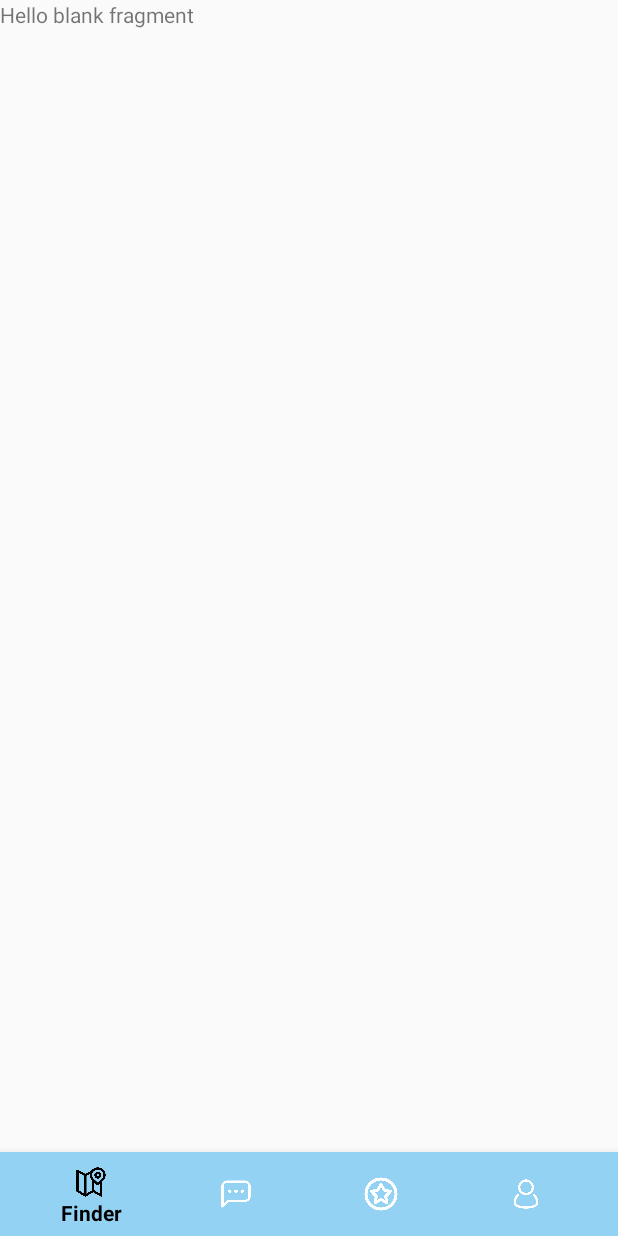
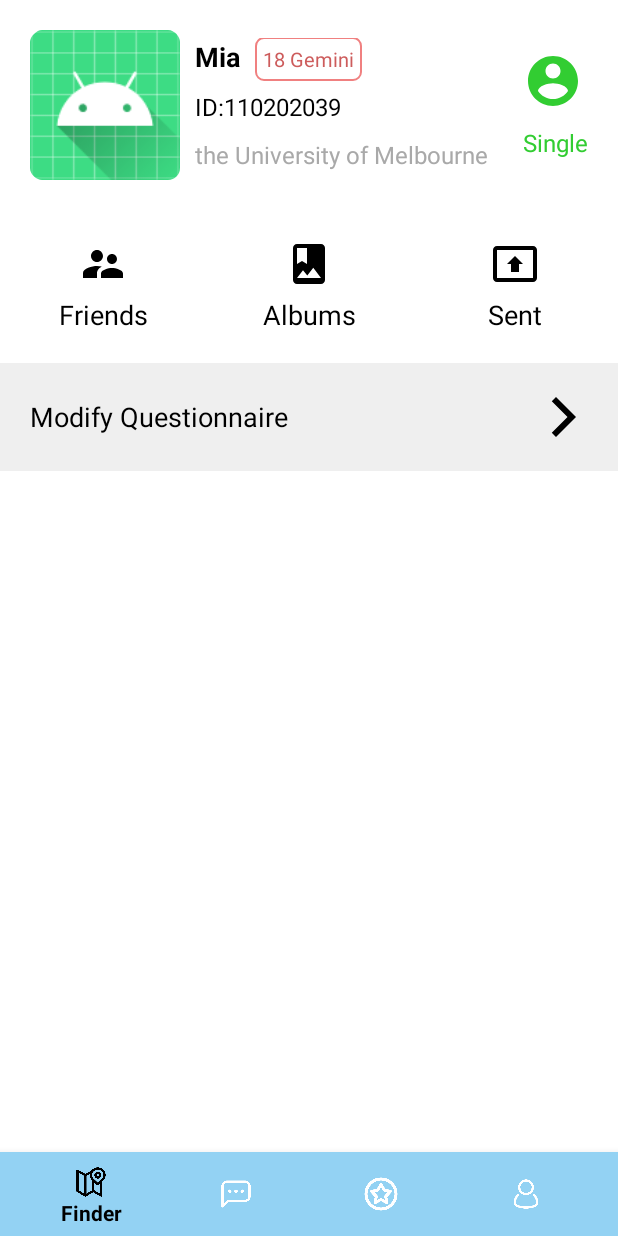
Before and after one commit to sennnna/COMP90018Unibuddy, an Android app: the fragment MeFragment placed in its activity, on a phone screen of 412 x 824 dp. Run offline under Robolectric (Android 15) with nearby library versions, the phone set to English and light mode, and no system bars.

Commit message:
Update fragment_me.xml

```diff
--- a/app/src/main/res/layout/fragment_me.xml
+++ b/app/src/main/res/layout/fragment_me.xml
@@ -1,14 +1,136 @@
 <?xml version="1.0" encoding="utf-8"?>
-<FrameLayout xmlns:android="http://schemas.android.com/apk/res/android"
-    xmlns:tools="http://schemas.android.com/tools"
+<LinearLayout xmlns:android="http://schemas.android.com/apk/res/android"
     android:layout_width="match_parent"
     android:layout_height="match_parent"
-    tools:context=".me.fragment.MeFragment">
+    android:background="@color/white"
+    android:orientation="vertical">
+    <LinearLayout
+        android:layout_width="match_parent"
+        android:layout_height="wrap_content"
+        android:layout_margin="20dp"
+        android:gravity="center_vertical"
+        android:orientation="horizontal">
+        <ImageView
+            android:src="@mipmap/ic_launcher"
+            android:layout_width="100dp"
+            android:layout_height="100dp"/>
+        <RelativeLayout
+            android:layout_width="0dp"
+            android:layout_weight="1"
+            android:layout_height="wrap_content"
+            android:layout_marginLeft="10dp"
+            android:layout_marginRight="10dp">
+            <TextView
+                android:id="@+id/tv_name"
+                android:text="Mia"
+                android:textColor="@color/black"
+                android:textStyle="bold"
+                android:textSize="18sp"
+                android:layout_width="wrap_content"
+                android:layout_height="wrap_content"/>
+            <TextView
+                android:id="@+id/tv_id"
+                android:layout_below="@id/tv_name"
+                android:text="ID:110202039"
+                android:textColor="@color/black"
+                android:layout_marginTop="10dp"
+                android:textSize="16sp"
+                android:layout_width="wrap_content"
+                android:layout_height="wrap_content"/>
+            <TextView
+                android:id="@+id/tv_desc"
+                android:layout_below="@id/tv_id"
+                android:text="the University of Melbourne"
+                android:textColor="#A9A9A9"
+                android:layout_marginTop="10dp"
+                android:textSize="16sp"
+                android:layout_width="wrap_content"
+                android:layout_height="wrap_content"/>
+            <TextView
+                android:id="@+id/tv_age"
+                android:layout_alignBaseline="@id/tv_name"
+                android:layout_toRightOf="@id/tv_name"
+                android:layout_marginLeft="10dp"
+                android:text="18 Gemini"
+                android:padding="5dp"
+                android:background="@drawable/bg_age_label"
+                android:textColor="#CD5C5C"
+                android:textSize="13sp"
+                android:layout_width="wrap_content"
+                android:layout_height="wrap_content"/>
+        </RelativeLayout>
+        <LinearLayout
+            android:layout_width="wrap_content"
+            android:layout_height="wrap_content"
+            android:orientation="vertical">
+            <ImageView
+                android:layout_width="40dp"
+                android:layout_height="40dp"
+                android:src="@drawable/ic_account"/>
+            <TextView
+                android:text="Single"
+                android:textColor="#32CD32"
+                android:layout_marginTop="10dp"
+                android:textSize="16sp"
+                android:layout_width="wrap_content"
+                android:layout_height="wrap_content"/>
+        </LinearLayout>
+    </LinearLayout>
 
-    <!-- TODO: Update blank fragment layout -->
-    <TextView
+    <LinearLayout
         android:layout_width="match_parent"
-        android:layout_height="match_parent"
-        android:text="@string/hello_blank_fragment" />
-
-</FrameLayout>
+        android:layout_height="wrap_content"
+        android:layout_marginTop="20dp"
+        android:orientation="horizontal">
+        <TextView
+            android:layout_width="0dp"
+            android:layout_height="wrap_content"
+            android:layout_weight="1"
+            android:textColor="@color/black"
+            android:textSize="18sp"
+            android:gravity="center"
+            android:drawablePadding="5dp"
+            android:drawableTop="@drawable/ic_friend"
+            android:text="Friends"/>
+        <TextView
+            android:layout_width="0dp"
+            android:layout_height="wrap_content"
+            android:layout_weight="1"
+            android:textColor="@color/black"
+            android:textSize="18sp"
+            android:drawablePadding="5dp"
+            android:gravity="center"
+            android:drawableTop="@drawable/ic_album"
+            android:text="Albums"/>
+        <TextView
+            android:layout_width="0dp"
+            android:layout_height="wrap_content"
+            android:layout_weight="1"
+            android:textColor="@color/black"
+            android:textSize="18sp"
+            android:gravity="center"
+            android:drawablePadding="5dp"
+            android:drawableTop="@drawable/ic_sent"
+            android:text="Sent"/>
+    </LinearLayout>
+    <LinearLayout
+        android:layout_width="match_parent"
+        android:layout_height="wrap_content"
+        android:layout_marginTop="20dp"
+        android:background="#efefef"
+        android:padding="20dp"
+        android:gravity="center_vertical"
+        android:orientation="horizontal">
+        <TextView
+            android:layout_width="0dp"
+            android:layout_height="wrap_content"
+            android:layout_weight="1"
+            android:textColor="@color/black"
+            android:textSize="18sp"
+            android:text="Modify Questionnaire"/>
+        <ImageView
+            android:layout_width="32dp"
+            android:layout_height="32dp"
+            android:src="@drawable/ic_right_arrow"/>
+    </LinearLayout>
+</LinearLayout>
```
